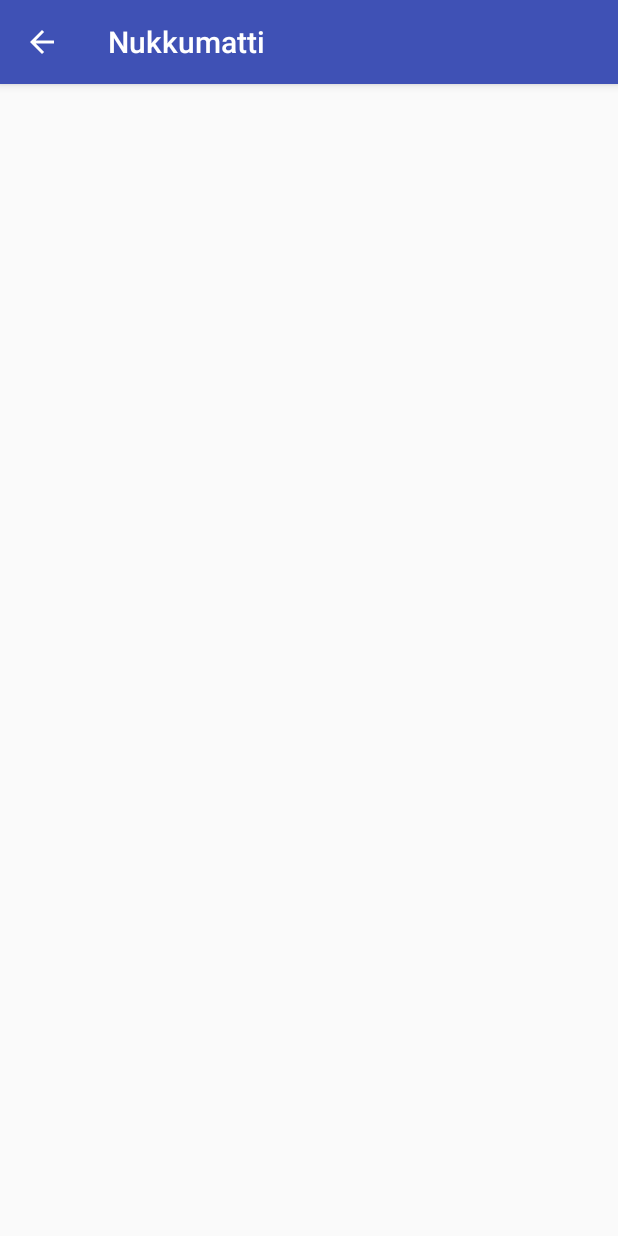
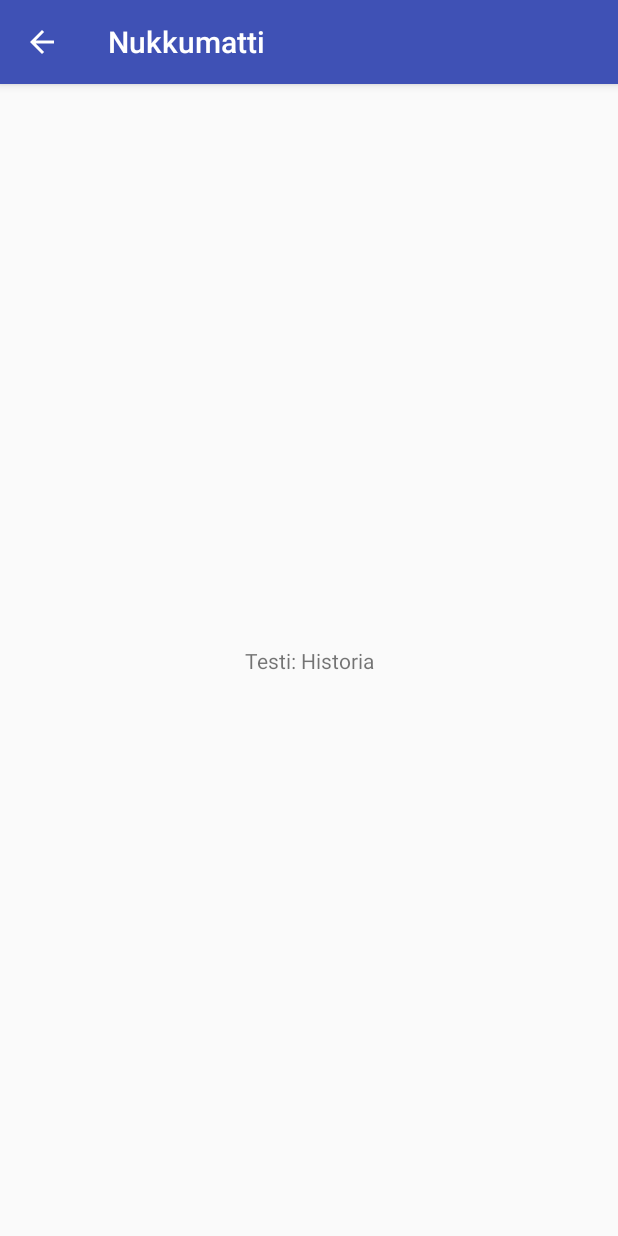
Before and after one commit to nakkijorma/Nukkumatti, an Android app: the Historia screen opened directly, with no data from a screen before it, on a phone screen of 412 x 824 dp. Run offline under Robolectric (Android 15) with nearby library versions, the phone set to English and light mode, and no system bars.

```diff
--- a/app/src/main/res/layout/activity_historia.xml
+++ b/app/src/main/res/layout/activity_historia.xml
@@ -6,4 +6,13 @@
     android:layout_height="match_parent"
     tools:context=".Historia">
 
+    <TextView
+        android:id="@+id/textView4"
+        android:layout_width="wrap_content"
+        android:layout_height="wrap_content"
+        android:text="Testi: Historia"
+        app:layout_constraintBottom_toBottomOf="parent"
+        app:layout_constraintEnd_toEndOf="parent"
+        app:layout_constraintStart_toStartOf="parent"
+        app:layout_constraintTop_toTopOf="parent" />
 </android.support.constraint.ConstraintLayout>
```
Also changed, not shown: app/src/main/java/com/example/juuso/nukkumatti/UniMaara.java (+12 -1 lines), app/src/main/res/layout/activity_tilastot.xml (+10 -0 lines).
